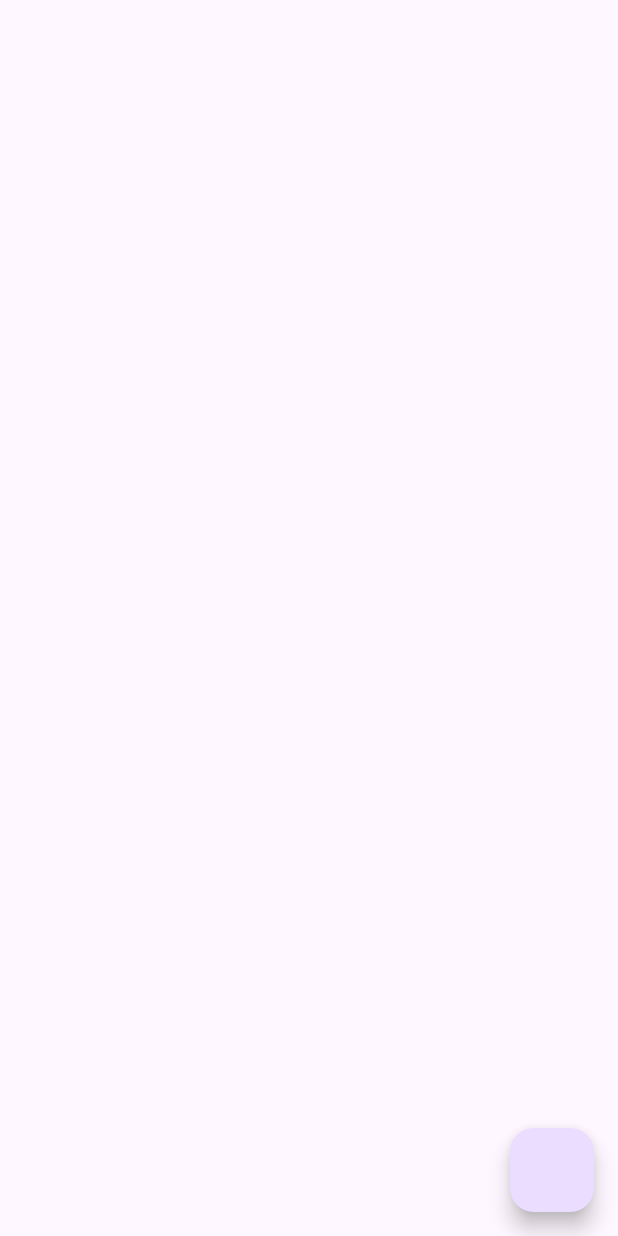
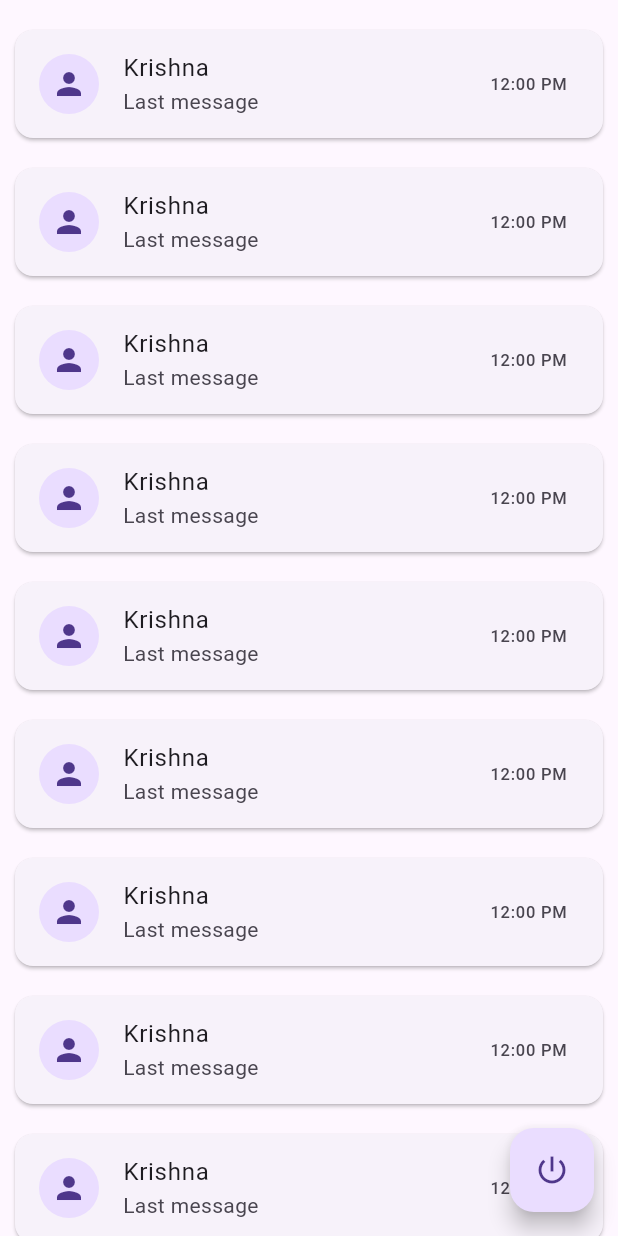
Before and after one commit to krishnapriyakb/TeresaChatDemo, a Flutter app: the HomePage screen opened directly, on a phone screen of 412 x 824 dp. Run offline on Flutter 3.47's test engine with Material 3 defaults, Android fonts, the phone set to English and light mode, and no system bars; our stand-ins replace cloud_firestore, firebase_auth, firebase_core, google_sign_in; missing offline and left inert: firebase; accounts and stored records are empty.

```diff
--- a/lib/Screens/home_screen.dart
+++ b/lib/Screens/home_screen.dart
@@ -1,5 +1,10 @@
+import 'dart:math';
+
+import 'package:chat/services/apis.dart';
+import 'package:chat/widgets/user_card.dart';
 import 'package:firebase_auth/firebase_auth.dart';
 import 'package:firebase_core/firebase_core.dart';
+import 'package:flutter/foundation.dart';
 import 'package:flutter/material.dart';
 import 'package:google_sign_in/google_sign_in.dart';
 
@@ -13,11 +18,38 @@ class HomePage extends StatefulWidget {
 class _HomePageState extends State<HomePage> {
   @override
   Widget build(BuildContext context) {
-    return Scaffold(
-      floatingActionButton: FloatingActionButton(onPressed: () async {
-        await FirebaseAuth.instance.signOut();
-        await GoogleSignIn().signOut();
-      }),
+    return SafeArea(
+      child: Scaffold(
+        floatingActionButton: FloatingActionButton(
+            child: const Icon(Icons.power_settings_new_outlined),
+            onPressed: () async {
+              await APIs.auth.signOut();
+              await GoogleSignIn().signOut();
+            }),
+        body: StreamBuilder(
+            stream: APIs.firestore.collection('Users').snapshots(),
+            builder: (context, snapshot) {
+              if (snapshot.hasData) {
+                final data = snapshot.data?.docs;
+
+                if (kDebugMode) {
+                  print("Data:$data");
+                } else {
+                  print("hello");
+                }
+                if (kDebugMode) {
+                  print("length of data:${data!.length}");
+                }
+              }
+              return ListView.builder(
+                  padding: EdgeInsets.only(top: 10),
+                  physics: BouncingScrollPhysics(),
+                  itemCount: 12,
+                  itemBuilder: (context, index) {
+                    return const UserCard();
+                  });
+            }),
+      ),
     );
   }
 }
--- a/lib/Screens/login.dart
+++ b/lib/Screens/login.dart
@@ -3,6 +3,7 @@ import 'dart:math';
 
 import 'package:chat/Screens/home_screen.dart';
 import 'package:chat/helper/dialogs.dart';
+import 'package:chat/services/apis.dart';
 import 'package:firebase_auth/firebase_auth.dart';
 import 'package:flutter/foundation.dart';
 import 'package:flutter/material.dart';
@@ -54,10 +55,12 @@ class _LoginPageState extends State<LoginPage> {
       );
 
       // Once signed in, return the UserCredential
-      return await FirebaseAuth.instance.signInWithCredential(credential);
+      return await APIs.auth.signInWithCredential(credential);
     } catch (e) {
-      print("signin with google :$e");
-      Dialogs.showSnackbar(context, e.toString());
+      if (kDebugMode) {
+        print("signin with google :$e");
+      }
+      Dialogs.showSnackbar(context, "check your internet connection and please try again");
     }
     return null;
   }
@@ -66,11 +69,13 @@ class _LoginPageState extends State<LoginPage> {
   Widget build(BuildContext context) {
     return Scaffold(
       body: Center(
-          child: ElevatedButton(
-              onPressed: () {
-                _signInGoogle();
-              },
-              child: const Text("Login with google"))),
+        child: ElevatedButton(
+          onPressed: () {
+            _signInGoogle();
+          },
+          child: const Text("Login with google"),
+        ),
+      ),
     );
   }
 }
--- a/lib/Screens/splash.dart
+++ b/lib/Screens/splash.dart
@@ -2,6 +2,7 @@ import 'dart:async';
 
 import 'package:chat/Screens/home_screen.dart';
 import 'package:chat/Screens/login.dart';
+import 'package:chat/services/apis.dart';
 
 import 'package:firebase_auth/firebase_auth.dart';
 import 'package:flutter/material.dart';
@@ -30,7 +31,7 @@ class _SplashScreenState extends State<SplashScreen>
     _animationController.forward();
 
     Timer(const Duration(seconds: 3), () {
-      if (FirebaseAuth.instance.currentUser != null) {
+      if (APIs.auth.currentUser != null) {
         Navigator.of(context).pushReplacement(
             MaterialPageRoute(builder: (context) => const HomePage()));
       } else {
--- /dev/null
+++ b/lib/services/apis.dart
@@ -0,0 +1,11 @@
+import 'package:cloud_firestore/cloud_firestore.dart';
+import 'package:firebase/firestore.dart';
+import 'package:firebase_auth/firebase_auth.dart';
+import 'package:firebase_core/firebase_core.dart';
+
+class APIs {
+  //for firebase authentication
+  static FirebaseAuth auth = FirebaseAuth.instance;
+  //for accessing cloud firestore database
+  static FirebaseFirestore firestore = FirebaseFirestore.instance;
+}
--- /dev/null
+++ b/lib/widgets/user_card.dart
@@ -0,0 +1,30 @@
+import 'package:flutter/foundation.dart';
+import 'package:flutter/material.dart';
+
+class UserCard extends StatefulWidget {
+  const UserCard({super.key});
+
+  @override
+  State<UserCard> createState() => _UserCardState();
+}
+
+class _UserCardState extends State<UserCard> {
+  @override
+  Widget build(BuildContext context) {
+    return Card(
+      margin: const EdgeInsets.symmetric(horizontal: 10, vertical: 10),
+      child: ListTile(
+        onTap: () {},
+        leading: const CircleAvatar(
+          child: Icon(Icons.person),
+        ),
+        title: const Text("Krishna"),
+        subtitle: const Text(
+          "Last message",
+          maxLines: 1,
+        ),
+        trailing: const Text("12:00 PM"),
+      ),
+    );
+  }
+}
--- a/pubspec.yaml
+++ b/pubspec.yaml
@@ -39,6 +39,7 @@ dependencies:
   firebase_core: ^2.25.5
   google_sign_in: ^6.2.1
   firebase_auth: ^4.17.6
+  cloud_firestore: ^4.15.6
 
 dev_dependencies:
   flutter_test:
```
Also changed, not shown: pubspec.lock, 3 other files.
